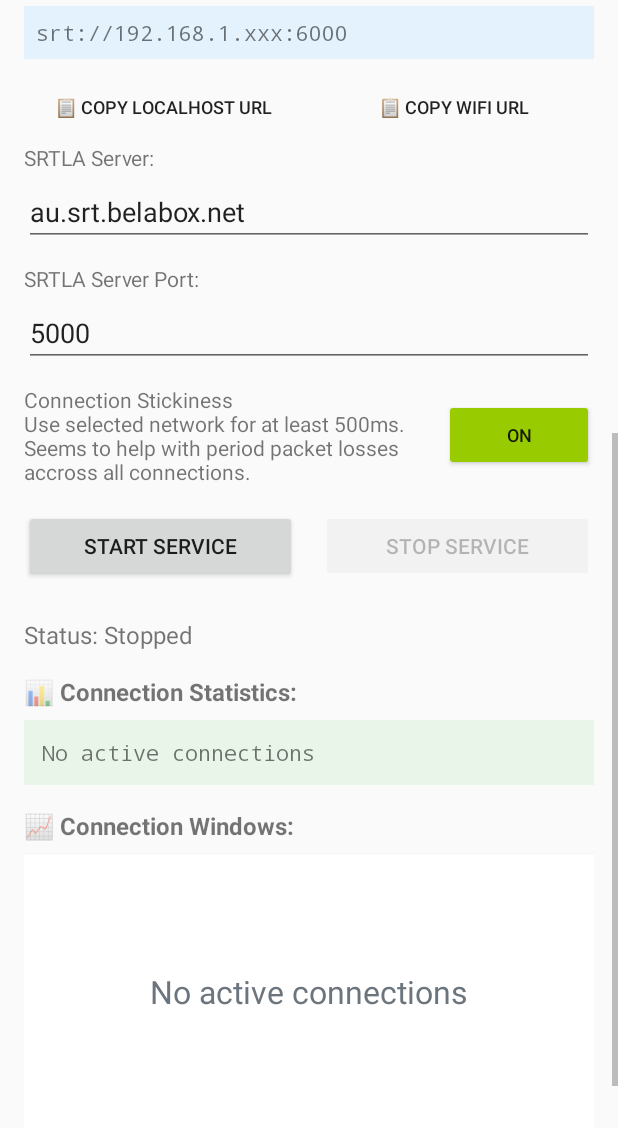
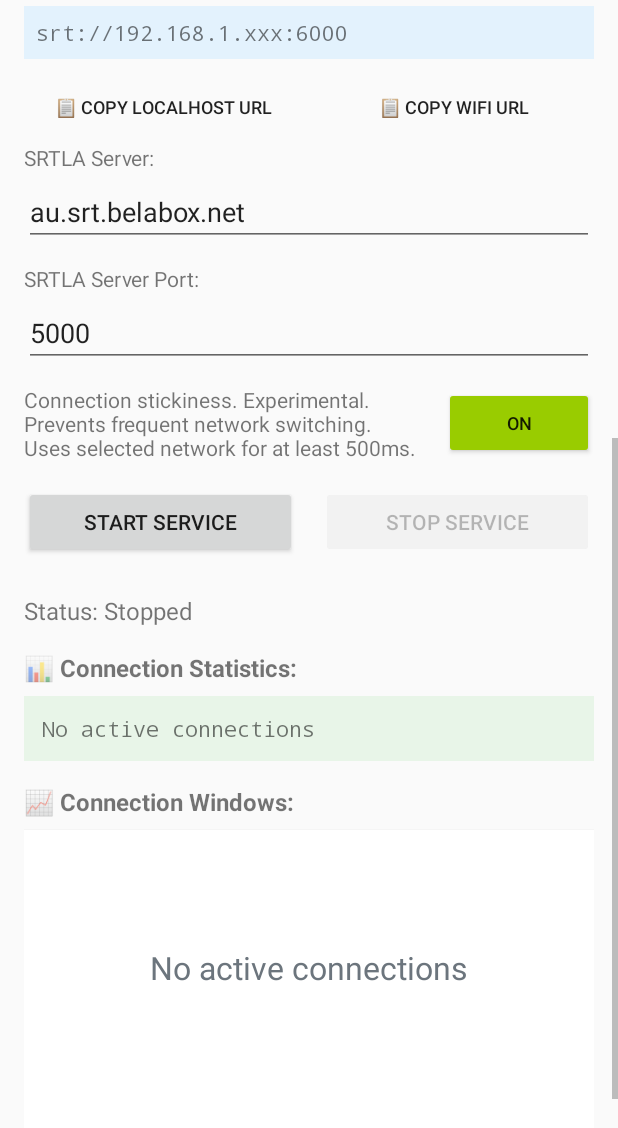
Before and after one commit to dimadesu/bond-bunny, an Android app: the screen it shows after launch (MainActivity), scrolled down 537 dp, on a phone screen of 412 x 824 dp, the part 108-1236 px from its top. Run offline under Robolectric (Android 15) with nearby library versions, the phone set to English and light mode, and no system bars.

Commit message:
Update UI copy for connection stickiness to be more generic

```diff
--- a/src/main/res/layout/activity_main.xml
+++ b/src/main/res/layout/activity_main.xml
@@ -194,7 +194,7 @@
         android:layout_width="0dp"
         android:layout_height="wrap_content"
         android:layout_weight="1"
-        android:text="Connection Stickiness\nUse selected network for at least 500ms. Seems to help with period packet losses accross all connections." />
+        android:text="Connection stickiness. Experimental.\nPrevents frequent network switching.\nUses selected network for at least 500ms." />
 
       <Button
         android:id="@+id/button_toggle_stickiness"
```
